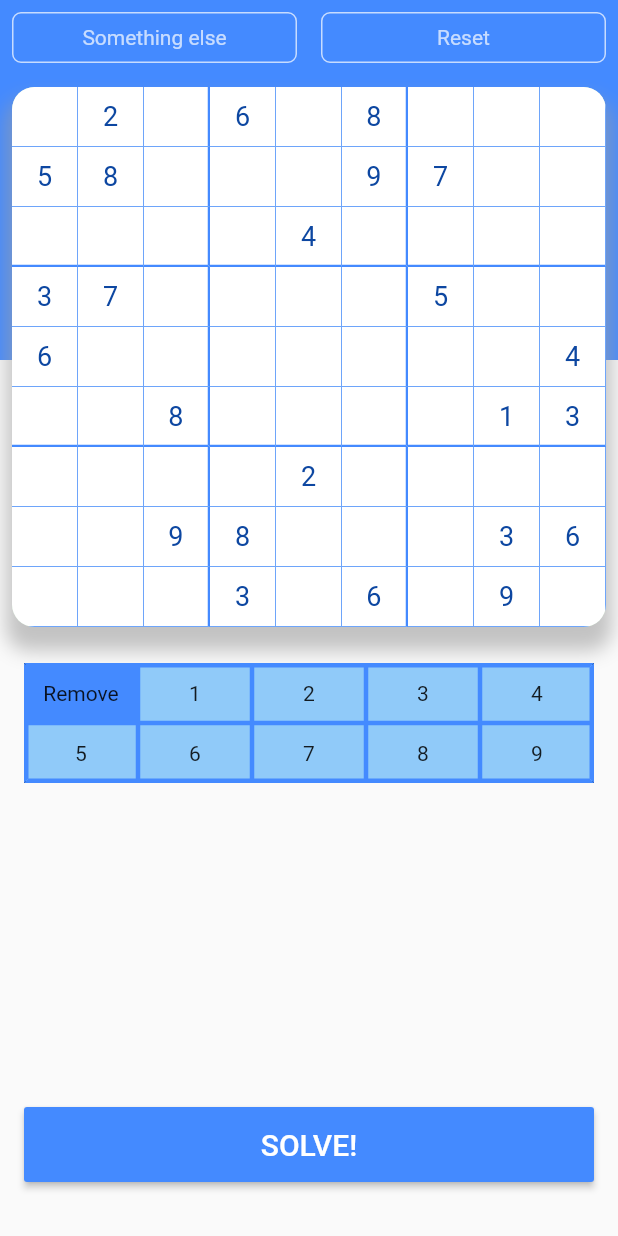
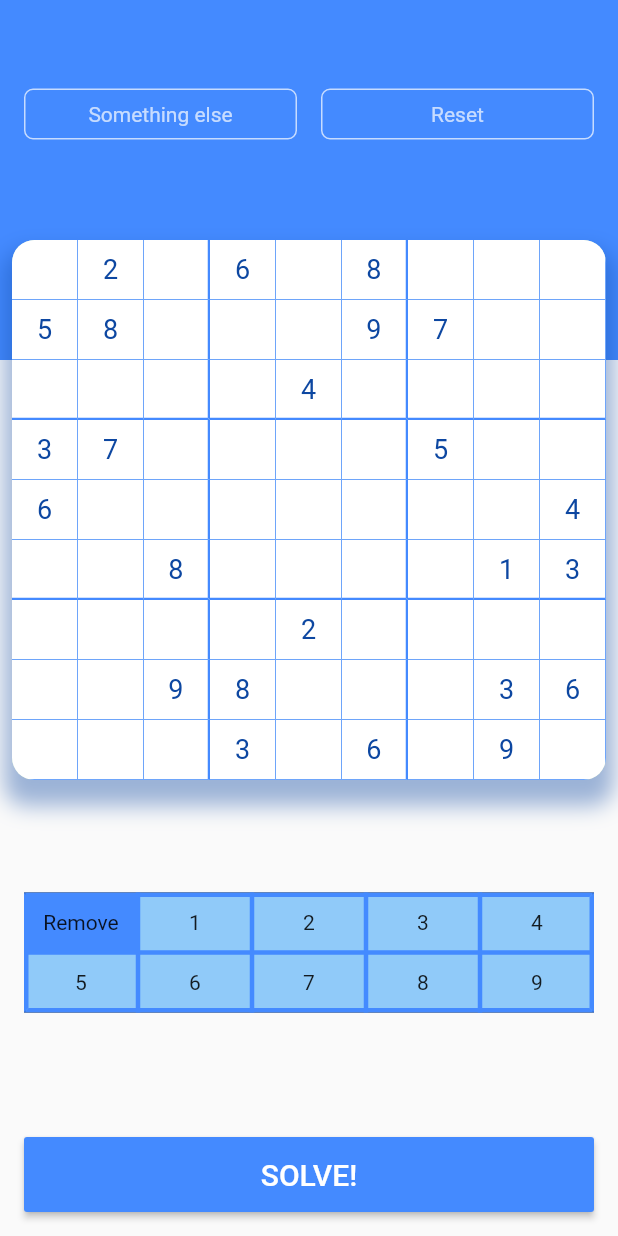
Before and after one commit to Flutter-Buddies/sudoku-solver, a Flutter app: the screen it shows after launch, on a phone screen of 412 x 824 dp. Run offline on Flutter 3.47's test engine with Material 2 defaults, Android fonts, the phone set to English and light mode, and no system bars.

Commit message:
Refactoring and UI tidy up

```diff
--- a/lib/screens/solve_screen.dart
+++ b/lib/screens/solve_screen.dart
@@ -1,7 +1,7 @@
 import 'package:flutter/material.dart';
 import 'package:sudoku_solver/constants/enums.dart';
 import 'package:sudoku_solver/models/sudoku_grid.dart';
-import 'package:sudoku_solver/widgets/secondary_button.dart';
+import 'package:sudoku_solver/widgets/options_row.dart';
 import 'package:sudoku_solver/widgets/sudoku_table.dart';
 import 'package:sudoku_solver/widgets/keypad.dart';
 import 'package:provider/provider.dart';
@@ -23,53 +23,29 @@ class SolveScreen extends StatelessWidget {
             Column(
               crossAxisAlignment: CrossAxisAlignment.stretch,
               children: [
-                Row(
-                  children: [
-                    Expanded(
-                      child: Padding(
-                        padding: const EdgeInsets.all(8.0),
-                        child: SecondaryButton(
-                          onTap: () {},
-                          label: 'Something else',
+                Spacer(),
+                Padding(
+                  padding: const EdgeInsets.symmetric(horizontal: 8.0),
+                  child: OptionsRow(),
                 ),
-                      ),
-                    ),
-                    Expanded(
-                      child: Padding(
-                        padding: const EdgeInsets.all(8.0),
-                        child: SecondaryButton(
-                          onTap: () => context.read<SudokuGrid>().resetBoard(),
-                          label: 'Reset',
-                        ),
-                      ),
-                    ),
-                  ],
-                ),
+                Spacer(),
                 Padding(
                   padding: const EdgeInsets.all(8.0),
                   child: SudokuTable(),
                 ),
-                Expanded(
-                  child: Padding(
+                Spacer(),
+                Padding(
                   padding: const EdgeInsets.all(16.0),
                   child: KeyPad(),
                 ),
-                ),
-                Expanded(
-                  child: Align(
-                    alignment: Alignment.bottomCenter,
-                    child: Padding(
+                Spacer(),
+                Padding(
                   padding: const EdgeInsets.all(16.0),
                   child: Container(
                     height: 50,
                     width: double.infinity,
                     child: BottomButton(),
                   ),
-                    ),
-                  ),
-                ),
-                SizedBox(
-                  height: 20,
                 ),
               ],
             ),
--- /dev/null
+++ b/lib/widgets/options_row.dart
@@ -0,0 +1,32 @@
+import 'package:flutter/material.dart';
+import 'package:sudoku_solver/models/sudoku_grid.dart';
+import 'package:sudoku_solver/widgets/secondary_button.dart';
+import 'package:provider/provider.dart';
+
+class OptionsRow extends StatelessWidget {
+  @override
+  Widget build(BuildContext context) {
+    return Row(
+      children: [
+        Expanded(
+          child: Padding(
+            padding: const EdgeInsets.all(8.0),
+            child: SecondaryButton(
+              onTap: () {},
+              label: 'Something else',
+            ),
+          ),
+        ),
+        Expanded(
+          child: Padding(
+            padding: const EdgeInsets.all(8.0),
+            child: SecondaryButton(
+              onTap: () => context.read<SudokuGrid>().resetBoard(),
+              label: 'Reset',
+            ),
+          ),
+        ),
+      ],
+    );
+  }
+}
--- a/lib/widgets/sudoku_table.dart
+++ b/lib/widgets/sudoku_table.dart
@@ -17,10 +17,10 @@ class SudokuTable extends StatelessWidget {
         // border: Border.all(color: Colors.blueAccent, width: 2),
         boxShadow: [
           BoxShadow(
-            color: Colors.grey.withOpacity(0.6),
+            color: Colors.blue[900].withOpacity(0.4),
             offset: Offset(0, 12),
-            blurRadius: 10,
-            spreadRadius: 4,
+            blurRadius: 12,
+            spreadRadius: 5,
           ),
         ],
       ),
```
Lines whose indentation alone changed are shown as unchanged.
